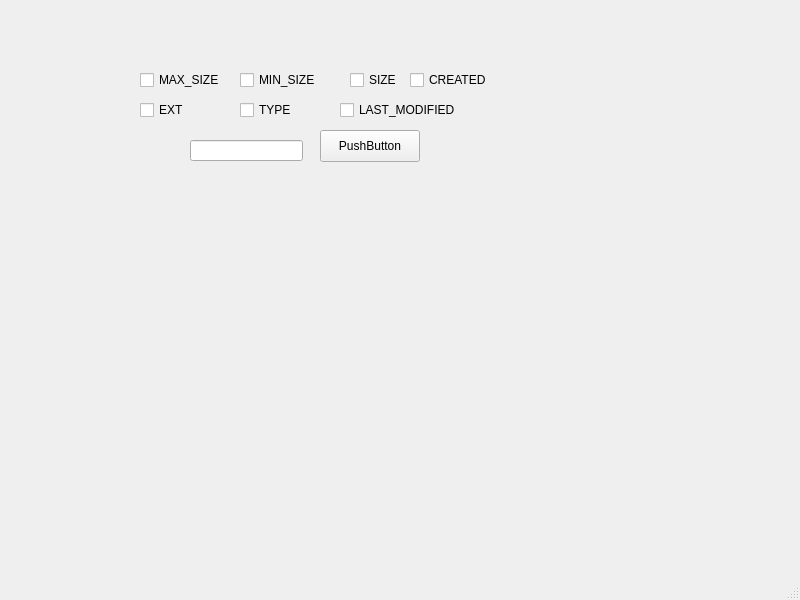
Before: the Qt Designer form Indexer/mainwindow.ui in Miisterone/qt, drawn with Qt 5.
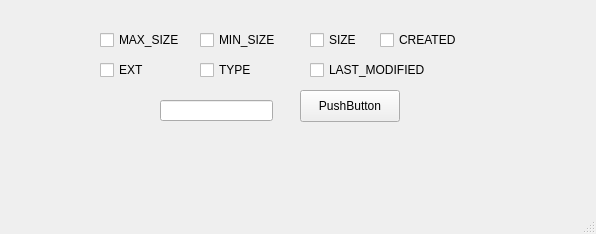
After: the same form once the commit is applied.

```diff
--- a/Indexer/mainwindow.ui
+++ b/Indexer/mainwindow.ui
@@ -6,8 +6,8 @@
    <rect>
     <x>0</x>
     <y>0</y>
-    <width>800</width>
-    <height>600</height>
+    <width>596</width>
+    <height>234</height>
    </rect>
   </property>
   <property name="windowTitle">
@@ -17,8 +17,8 @@
    <widget class="QPushButton" name="pushButton">
     <property name="geometry">
      <rect>
-      <x>320</x>
-      <y>130</y>
+      <x>300</x>
+      <y>90</y>
       <width>100</width>
       <height>32</height>
      </rect>
@@ -27,21 +27,11 @@
      <string>PushButton</string>
     </property>
    </widget>
-   <widget class="QLineEdit" name="lineEdit">
-    <property name="geometry">
-     <rect>
-      <x>190</x>
-      <y>140</y>
-      <width>113</width>
-      <height>21</height>
-     </rect>
-    </property>
-   </widget>
    <widget class="QCheckBox" name="checkBox">
     <property name="geometry">
      <rect>
-      <x>340</x>
-      <y>100</y>
+      <x>310</x>
+      <y>60</y>
       <width>121</width>
       <height>20</height>
      </rect>
@@ -53,8 +43,8 @@
    <widget class="QCheckBox" name="checkBox_2">
     <property name="geometry">
      <rect>
-      <x>140</x>
-      <y>70</y>
+      <x>100</x>
+      <y>30</y>
       <width>91</width>
       <height>20</height>
      </rect>
@@ -66,8 +56,8 @@
    <widget class="QCheckBox" name="checkBox_3">
     <property name="geometry">
      <rect>
-      <x>240</x>
-      <y>70</y>
+      <x>200</x>
+      <y>30</y>
       <width>91</width>
       <height>20</height>
      </rect>
@@ -79,8 +69,8 @@
    <widget class="QCheckBox" name="checkBox_4">
     <property name="geometry">
      <rect>
-      <x>410</x>
-      <y>70</y>
+      <x>380</x>
+      <y>30</y>
       <width>85</width>
       <height>20</height>
      </rect>
@@ -92,8 +82,8 @@
    <widget class="QCheckBox" name="checkBox_5">
     <property name="geometry">
      <rect>
-      <x>350</x>
-      <y>70</y>
+      <x>310</x>
+      <y>30</y>
       <width>85</width>
       <height>20</height>
      </rect>
@@ -105,8 +95,8 @@
    <widget class="QCheckBox" name="checkBox_6">
     <property name="geometry">
      <rect>
-      <x>140</x>
-      <y>100</y>
+      <x>100</x>
+      <y>60</y>
       <width>51</width>
       <height>20</height>
      </rect>
@@ -118,8 +108,8 @@
    <widget class="QCheckBox" name="checkBox_7">
     <property name="geometry">
      <rect>
-      <x>240</x>
-      <y>100</y>
+      <x>200</x>
+      <y>60</y>
       <width>61</width>
       <height>20</height>
      </rect>
@@ -128,15 +118,18 @@
      <string>TYPE</string>
     </property>
    </widget>
-   <widget class="QWidget" name="widget" native="true">
+   <widget class="QLineEdit" name="lineEdit">
     <property name="geometry">
      <rect>
-      <x>80</x>
-      <y>50</y>
-      <width>481</width>
-      <height>151</height>
+      <x>160</x>
+      <y>100</y>
+      <width>113</width>
+      <height>21</height>
      </rect>
     </property>
+    <property name="text">
+     <string/>
+    </property>
    </widget>
   </widget>
   <widget class="QMenuBar" name="menubar">
```
Left out of the diff: 4 changed lines with no effect on the pictures.
